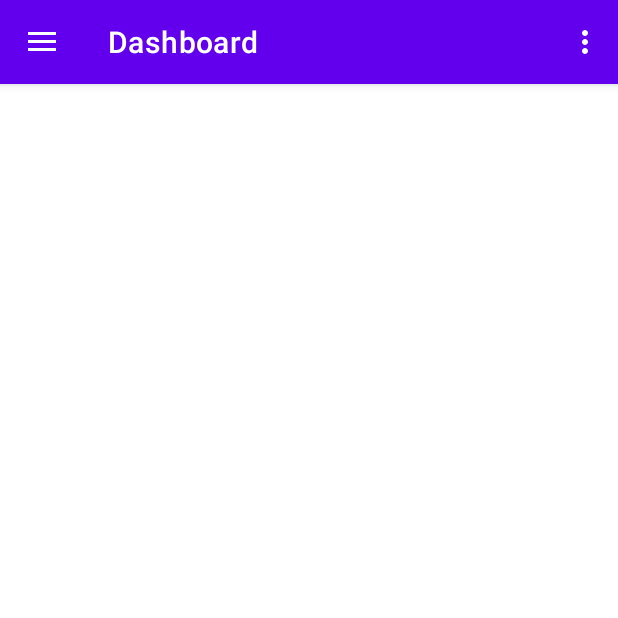
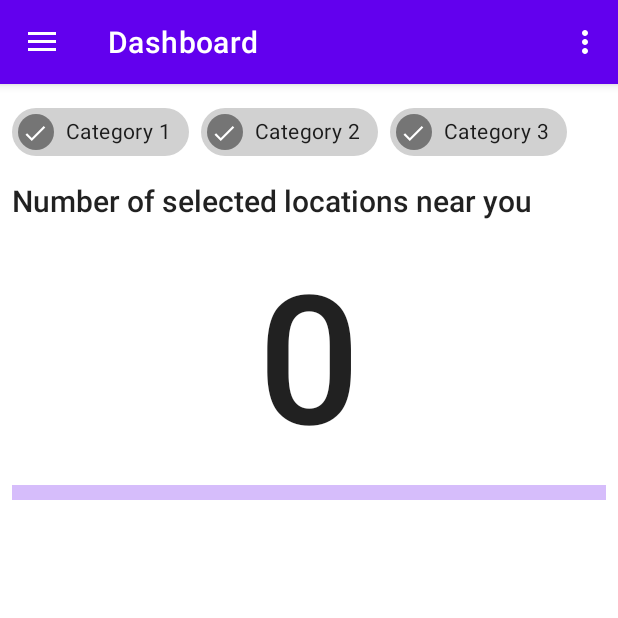
Before and after one commit to Kimame04/android-app-open-mobiliser, an Android app: the screen it shows after launch (MainActivity), in the options menu, after a tap on "Feedback", on a phone screen of 412 x 824 dp, the top half of it. Run offline under Robolectric (Android 15) with nearby library versions, the phone set to English and light mode, and no system bars; our stand-ins replace Firebase (no records; nobody signed in at launch, a user with empty details on screens opened directly), navigation-ui.

Commit message:
change dashboard ui

```diff
--- a/app/src/main/java/com/example/openmobiliser/MainActivity.kt
+++ b/app/src/main/java/com/example/openmobiliser/MainActivity.kt
@@ -32,6 +32,7 @@ class MainActivity : AppCompatActivity() {
         val navController = findNavController(R.id.nav_host_fragment_content_main)
 
         Locations.retrieveLocations()
+        Locations.retrieveImages()
 
         // Passing each menu ID as a set of Ids because each
         // menu should be considered as top level destinations.
--- a/app/src/main/java/com/example/openmobiliser/models/Location.kt
+++ b/app/src/main/java/com/example/openmobiliser/models/Location.kt
@@ -9,5 +9,6 @@ data class Location(
     val long: Double,
     val tags: ArrayList<String>,
     val accepts: Long,
-    val disputes: Long
+    val disputes: Long,
+    val imageRef: String
 ): Serializable
--- a/app/src/main/java/com/example/openmobiliser/models/Locations.kt
+++ b/app/src/main/java/com/example/openmobiliser/models/Locations.kt
@@ -16,11 +16,11 @@ class Locations {
         private lateinit var locations: CollectionReference
         private lateinit var images: StorageReference
         private var list = ArrayList<Location>()
+        private val cats = arrayOf("Category 1", "Category 2", "Category 3")
 
         fun retrieveLocations(){
+            list.clear()
             locations = Firebase.firestore.collection("locations")
-            images = FirebaseStorage.getInstance().reference.child("images")
-
             locations.get().addOnSuccessListener { result ->
                 for (document in result){
                     val loc = Location(
@@ -30,7 +30,8 @@ class Locations {
                         document.get("long") as Double,
                         document.get("tags") as ArrayList<String>,
                         document.get("accepts") as Long,
-                        document.get("disputes") as Long
+                        document.get("disputes") as Long,
+                        document.get("imageRef") as String
                     )
                     list.add(loc)
                 }
@@ -39,8 +40,20 @@ class Locations {
 
         }
 
+        fun retrieveImages(){
+            images = FirebaseStorage.getInstance().reference.child("images")
+        }
+
         fun get(): ArrayList<Location> {
             return list;
+        }
+
+        fun getImageRef(): StorageReference {
+            return images
+        }
+
+        fun getCategories(): Array<String> {
+            return cats
         }
     }
 
--- a/app/src/main/java/com/example/openmobiliser/ui/dashboard/DashboardFragment.kt
+++ b/app/src/main/java/com/example/openmobiliser/ui/dashboard/DashboardFragment.kt
@@ -1,23 +1,29 @@
 package com.example.openmobiliser.ui.dashboard
 
 import android.os.Bundle
+import android.util.Log
 import android.view.LayoutInflater
 import android.view.View
 import android.view.ViewGroup
 import android.widget.TextView
 import android.widget.Toast
+import androidx.core.view.children
 import androidx.fragment.app.Fragment
 import androidx.lifecycle.Observer
 import androidx.lifecycle.ViewModelProvider
 import com.example.openmobiliser.databinding.FragmentDashboardBinding
+import com.example.openmobiliser.models.Location
 import com.example.openmobiliser.models.Locations
+import com.google.android.material.chip.Chip
 import com.google.firebase.firestore.ktx.firestore
 import com.google.firebase.ktx.Firebase
+import java.util.ArrayList
 
 class DashboardFragment : Fragment() {
 
     private lateinit var homeViewModel: DashboardViewModel
     private var _binding: FragmentDashboardBinding? = null
+    private var count = 0
 
     // This property is only valid between onCreateView and
     // onDestroyView.
@@ -33,6 +39,11 @@ class DashboardFragment : Fragment() {
 
         _binding = FragmentDashboardBinding.inflate(inflater, container, false)
         val root: View = binding.root
+        val chipGroup = binding.dashChipgrp
+        val num = binding.dashNum
+        val progressBar = binding.dashBar
+
+        /*
         val text: TextView = binding.displayText
 
         val list = Locations.get()
@@ -41,16 +52,52 @@ class DashboardFragment : Fragment() {
             text.append(title as CharSequence?)
             text.append("\n")
         }
+         */
+
+        progressBar.setProgress(0,true)
+
+        num.setText("0")
+
+        Locations.getCategories().forEach {
+            val chip = Chip(context)
+            chip.setText(it)
+            chipGroup.addView(chip)
+            chip.isCheckable = true
+
+            chip.setOnClickListener {
+                val list: ArrayList<String> = ArrayList()
+                chipGroup.children.toList().filter{ (it as Chip).isChecked}.forEach {
+                    list.add((it as Chip).text as String)
+                }
+                val locs = Locations.get().filter{ it.tags.intersect(list).isNotEmpty() }
+                /*
+                locs.minOfOrNull {
+                    calcDistance(it, )
+                }
+
+                 */
+                num.setText(locs.size.toString())
+                progressBar.setProgress(locs.size * 10, true)
+            }
+        }
+
         return root
-    }
-
-    override fun onResume() {
-        super.onResume()
-        Locations.retrieveLocations()
     }
 
     override fun onDestroyView() {
         super.onDestroyView()
         _binding = null
     }
+
+    fun calcDistance(loc1: Location, loc2: Location): Double{
+        val lat1 = loc1.lat
+        val lon1 = loc1.long
+        val lat2 = loc2.lat
+        val lon2 = loc2.long
+        val R = 6371 // km
+        val x: Double = (lon2 - lon1) * Math.cos((lat1 + lat2) / 2)
+        val y: Double = lat2 - lat1
+        return Math.sqrt(x * x + y * y) * R
+    }
+
 }
--- /dev/null
+++ b/app/src/main/res/layout/card_location.xml
@@ -0,0 +1,6 @@
+<?xml version="1.0" encoding="utf-8"?>
+<androidx.constraintlayout.widget.ConstraintLayout xmlns:android="http://schemas.android.com/apk/res/android"
+    android:layout_width="match_parent"
+    android:layout_height="match_parent">
+
+</androidx.constraintlayout.widget.ConstraintLayout>
--- a/app/src/main/res/layout/fragment_dashboard.xml
+++ b/app/src/main/res/layout/fragment_dashboard.xml
@@ -6,12 +6,53 @@
     android:layout_height="match_parent"
     tools:context=".ui.dashboard.DashboardFragment">
 
+    <com.google.android.material.chip.ChipGroup
+        android:layout_width="wrap_content"
+        android:layout_height="wrap_content"
+        android:id="@+id/dash_chipgrp"
+        app:layout_constraintStart_toStartOf="parent"
+        app:layout_constraintTop_toTopOf="parent"
+        android:layout_margin="8dp">
+    </com.google.android.material.chip.ChipGroup>
+
     <com.google.android.material.textview.MaterialTextView
-        android:id="@+id/display_text"
+        android:layout_width="wrap_content"
+        android:layout_height="wrap_content"
+        android:id="@+id/dash_title"
+        style="@style/TextAppearance.AppCompat.Title"
+        app:layout_constraintStart_toStartOf="parent"
+        app:layout_constraintTop_toBottomOf="@id/dash_chipgrp"
+        android:text="Number of selected locations near you"
+        android:layout_margin="8dp"/>
+
+    <com.google.android.material.textview.MaterialTextView
         android:layout_width="match_parent"
         android:layout_height="wrap_content"
+        android:id="@+id/dash_num"
+        style="@style/TextAppearance.AppCompat.Title"
+        app:layout_constraintStart_toStartOf="parent"
+        app:layout_constraintTop_toBottomOf="@id/dash_title"
+        android:textSize="120dp"
+        android:gravity="center"
+        android:layout_margin="8dp"/>
+
+    <com.google.android.material.progressindicator.LinearProgressIndicator
+        android:layout_width="match_parent"
+        android:layout_height="4dp"
+        android:id="@+id/dash_bar"
+        app:layout_constraintStart_toStartOf="parent"
+        app:layout_constraintTop_toBottomOf="@id/dash_num"
         android:layout_margin="8dp"
+        app:trackThickness="10dp" />
+
+    <com.google.android.material.textview.MaterialTextView
+        android:layout_width="wrap_content"
+        android:layout_height="wrap_content"
+        android:id="@+id/dash_nearest"
         app:layout_constraintStart_toStartOf="parent"
-        app:layout_constraintTop_toTopOf="parent"
-        android:lines="10"/>
+        android:layout_margin="8dp"
+        app:layout_constraintTop_toBottomOf="@id/dash_bar"
+        style="@style/TextAppearance.AppCompat.Title"/>
+
+
 </androidx.constraintlayout.widget.ConstraintLayout>
```
Also changed, not shown: app/src/main/java/com/example/openmobiliser/SubmitActivity.kt (+14 -2 lines), app/src/main/java/com/example/openmobiliser/ui/adapters/LocationAdapter.kt (added, +35 -0 lines).
